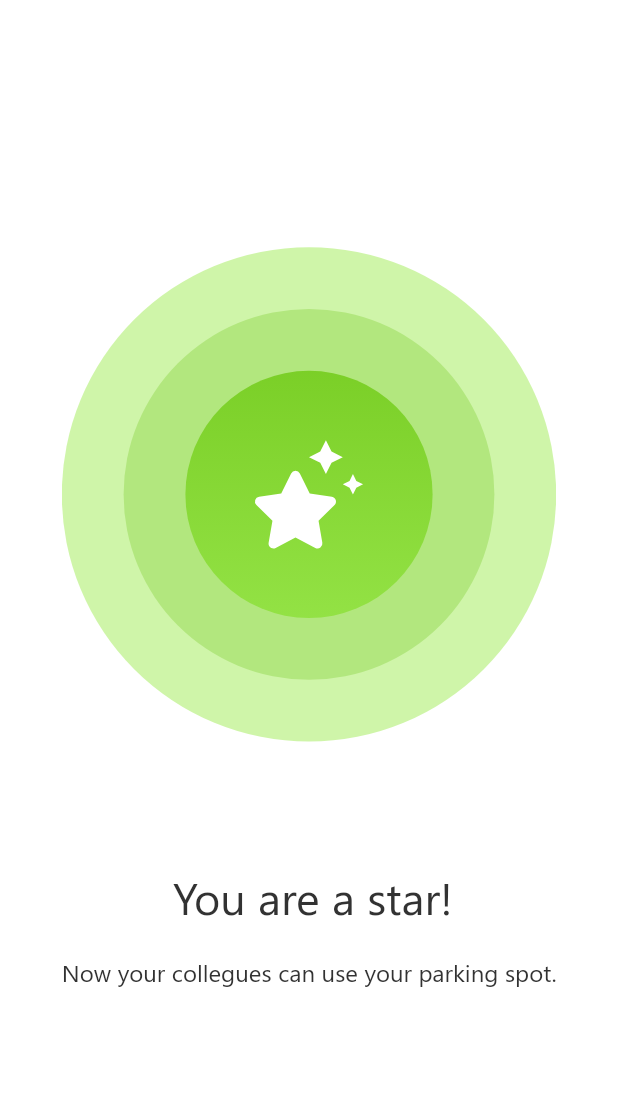
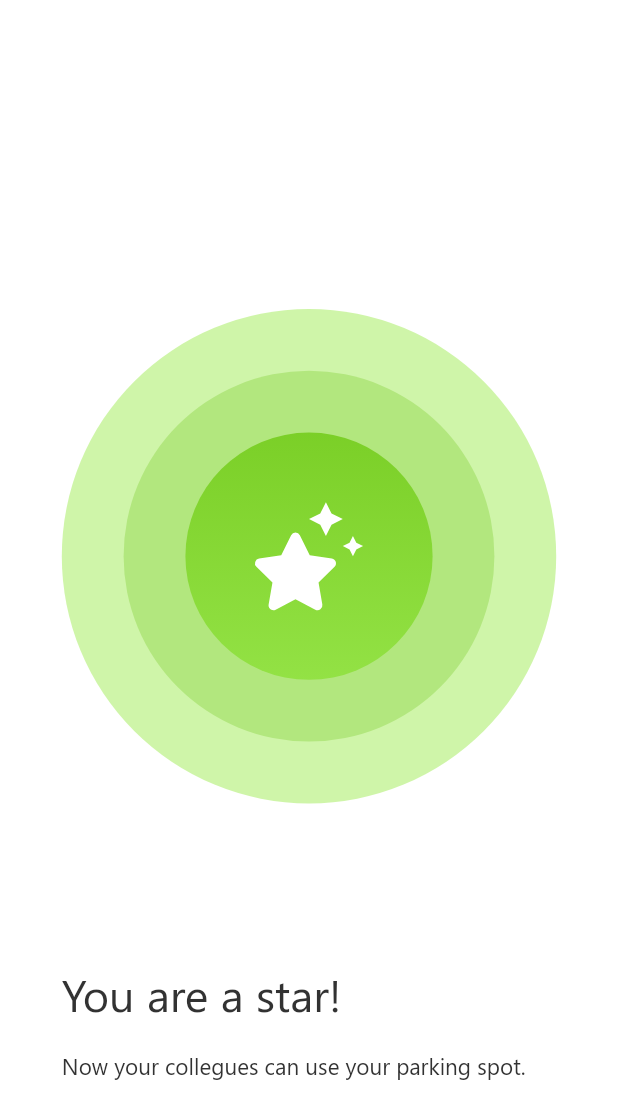
Before and after one commit to nelci592/FlutterApp, a Flutter app: the SuccessSharing screen opened by its route, on a phone screen of 412 x 824 dp. Shown: the top 1119 px of the screen. Run offline on Flutter 3.47's test engine with Material 2 defaults, Android fonts, the phone set to English and light mode, and no system bars; our stand-ins replace flutter_svg; missing offline and left inert: dart:js, date_range_picker.

Commit message:
improved success screens

```diff
--- a/progress_app/lib/main.dart
+++ b/progress_app/lib/main.dart
@@ -1,4 +1,5 @@
 import 'package:flutter/material.dart';
+import 'package:progress_app/screens/terminate_absence.dart';
 import 'package:provider/provider.dart';
 
 import './providers/auth.dart';
@@ -7,6 +8,7 @@ import './screens/overview_screen.dart';
 import './screens/success_back_to_work.dart';
 import './screens/success_sharing_screen.dart';
 import './screens/notfity_absence.dart';
+import './screens/terminate_absence.dart';
 
 void main() => runApp(MyApp());
 
@@ -27,13 +29,14 @@ class MyApp extends StatelessWidget {
            primaryColor: Colors.white,
             accentColor: Colors.green,
           ),
-          home: NotifyAbsence(),
+          home: TerminateAbsence(),
           //   home: OverviewScreen(),
           //   home: SuccessBackToWork(),
           // home: SuccessSharing(),
           // home: auth.isAuth ? SuccessSharing() : AuthScreen(),
           routes: {
             SuccessSharing.routeName: (ctx) => SuccessSharing(),
+            SuccessBackToWork.routeName: (ctx) => SuccessBackToWork(),
             //OverviewScreen.routeName: (ctx) => OverviewScreen(),
           },
         ),
--- a/progress_app/lib/screens/success_sharing_screen.dart
+++ b/progress_app/lib/screens/success_sharing_screen.dart
@@ -22,14 +22,14 @@ class SuccessSharing extends StatelessWidget {
                 children: <Widget>[
                   Container(
                     width: deviceSize.width * 0.8,
-                    height: deviceSize.height * 0.8,
+                    height: deviceSize.height * 0.9,
                     decoration: BoxDecoration(
                         shape: BoxShape.circle,
                         color: Color.fromRGBO(159, 235, 83, 0.5)),
                   ),
                   Positioned(
                     left: deviceSize.width * 0.1,
-                    top: deviceSize.height * 0.1,
+                    top: deviceSize.height * 0.15,
                     child: Container(
                       width: deviceSize.width * 0.6,
                       height: deviceSize.height * 0.6,
@@ -40,7 +40,7 @@ class SuccessSharing extends StatelessWidget {
                   ),
                   Positioned(
                     left: deviceSize.width * 0.2,
-                    top: deviceSize.height * 0.2,
+                    top: deviceSize.height * 0.25,
                     child: Container(
                       width: deviceSize.width * 0.4,
                       height: deviceSize.height * 0.4,
@@ -59,7 +59,7 @@ class SuccessSharing extends StatelessWidget {
                   ),
                   Positioned(
                     left: deviceSize.width * 0.3,
-                    top: deviceSize.height * 0.3,
+                    top: deviceSize.height * 0.35,
                     child: Container(
                       width: deviceSize.width * 0.2,
                       height: deviceSize.height * 0.2,
@@ -70,10 +70,8 @@ class SuccessSharing extends StatelessWidget {
                     ),
                   ),
                   Positioned(
-                    bottom: deviceSize.height * 0.05,
-                    left: deviceSize.width * 0.18,
-                    child:Text("You are a star!",
-                  textAlign: TextAlign.left,
+                    top: deviceSize.height * 0.78,
+                    child: Text("You are a star!",
                         style: TextStyle(
                           color: Color.fromRGBO(50, 50, 50, 1),
                           fontSize: 30,
@@ -81,12 +79,11 @@ class SuccessSharing extends StatelessWidget {
                         )),
                   ),
                   Positioned(
-                    bottom: deviceSize.height * 0.001,
-                    child:Text("Now your collegues can use your parking spot.",
-                  textAlign: TextAlign.left,
+                    top: deviceSize.height * 0.85,
+                    child: Text("Now your collegues can use your parking spot.",
                         style: TextStyle(
                           color: Color.fromRGBO(50, 50, 50, 1),
-                    fontSize: 16,
+                          fontSize: 15,
                           fontFamily: "Segoe",
                           //  decoration: TextDecoration.none
                         )),
```
Also changed, not shown: progress_app/lib/screens/success_back_to_work.dart (+10 -13 lines), progress_app/lib/screens/terminate_absence.dart (added, +83 -0 lines). Lines whose indentation alone changed are shown as unchanged.
